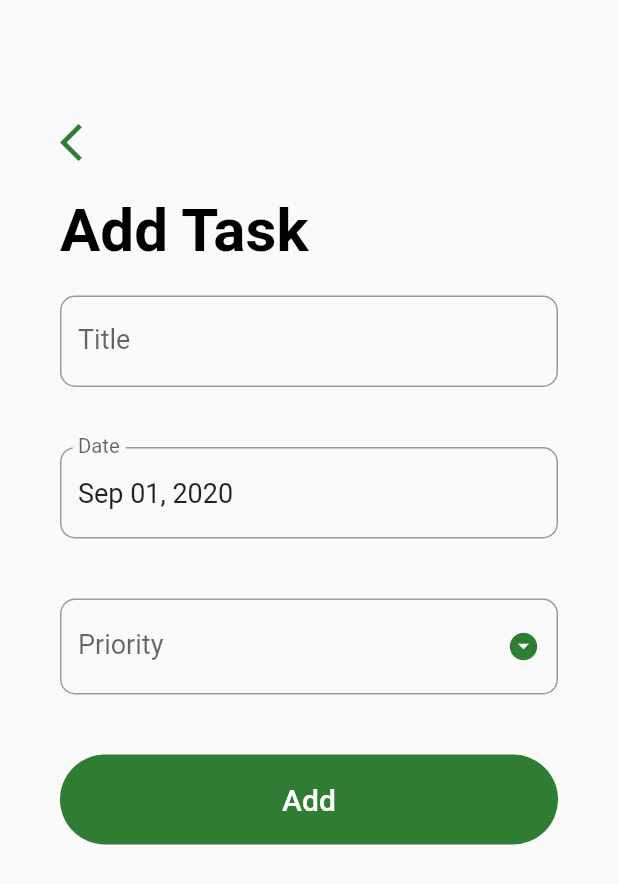
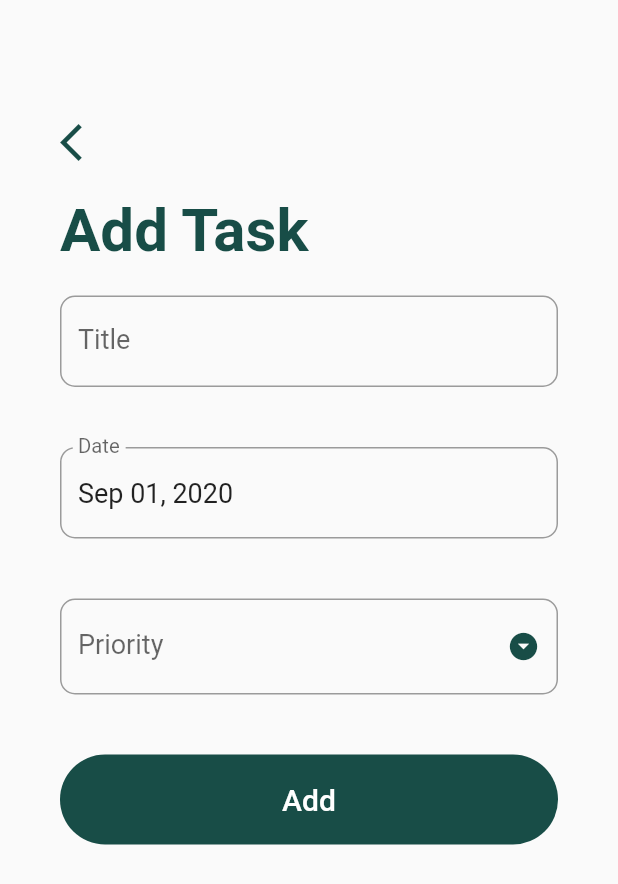
Before and after one commit to sandlib/todo_notes, a Flutter app: the screen it shows after launch, after a tap on the "add" icon, on a phone screen of 412 x 824 dp. Shown: the top 884 px of the screen. Run offline on Flutter 3.47's test engine with Material 2 defaults, Android fonts, the phone set to English and light mode, and no system bars; our stand-ins replace sqflite; missing offline and left inert: ads, firebase_admob; accounts and stored records are empty.

Commit message:
Theme color changed

```diff
--- a/lib/add_task_screen.dart
+++ b/lib/add_task_screen.dart
@@ -34,7 +34,7 @@ class _AddTaskScreenState extends State<AddTaskScreen> {
               child: child,
               data: ThemeData.light().copyWith(
                 colorScheme: ColorScheme.light(
-                  primary: Color(0xFF2DD09C),
+                  primary: Color(0xFF96bb7c),
                 ),
               ),
             ),
@@ -157,7 +157,7 @@ class _AddTaskScreenState extends State<AddTaskScreen> {
                 Text(
                   widget.task == null ? 'Add Task' : 'Update Task',
                   style: TextStyle(
-                    color: Colors.black,
+                    color: Theme.of(context).primaryColor,
                     fontSize: 40.0,
                     fontWeight: FontWeight.bold,
                   ),
--- a/lib/main.dart
+++ b/lib/main.dart
@@ -7,8 +7,8 @@ void main() {
     debugShowCheckedModeBanner: false,
     title: 'TODOApp',
     theme: ThemeData(
-        //  primaryColor: Color(0xFF2DD09C),
-        primaryColor: Colors.green.shade800),
+      primaryColor: Color(0xFF184d47),
+    ),
     routes: {'todoHome': (context) => TODOListScreen()},
   ));
 }
--- a/lib/todo_list_screen.dart
+++ b/lib/todo_list_screen.dart
@@ -35,7 +35,7 @@ class _TODOListScreenState extends State<TODOListScreen> {
       child: Column(
         children: [
           StickyNote(
-            color: task.status == 1 ? Colors.orangeAccent : Colors.yellowAccent,
+            color: task.status == 1 ? Color(0xffeebb4d) : Colors.yellowAccent,
             child: ListTile(
               title: Text(
                 task.title,
@@ -133,7 +133,7 @@ class _TODOListScreenState extends State<TODOListScreen> {
                       Text(
                         'My Task',
                         style: TextStyle(
-                            color: Colors.black,
+                            color: Theme.of(context).primaryColor,
                             fontSize: 40.0,
                             fontWeight: FontWeight.bold),
                       ),
@@ -143,7 +143,7 @@ class _TODOListScreenState extends State<TODOListScreen> {
                       Text(
                         'Completed Task $completedTaskCount of ${snapshot.data.length}',
                         style: TextStyle(
-                            color: Colors.grey,
+                            color: Color(0xFF96bb7c),
                             fontSize: 20.0,
                             fontWeight: FontWeight.w600),
                       )
```
Also changed, not shown: Screen1.png (added), Screen2.png (added), Screen3.png (added).
